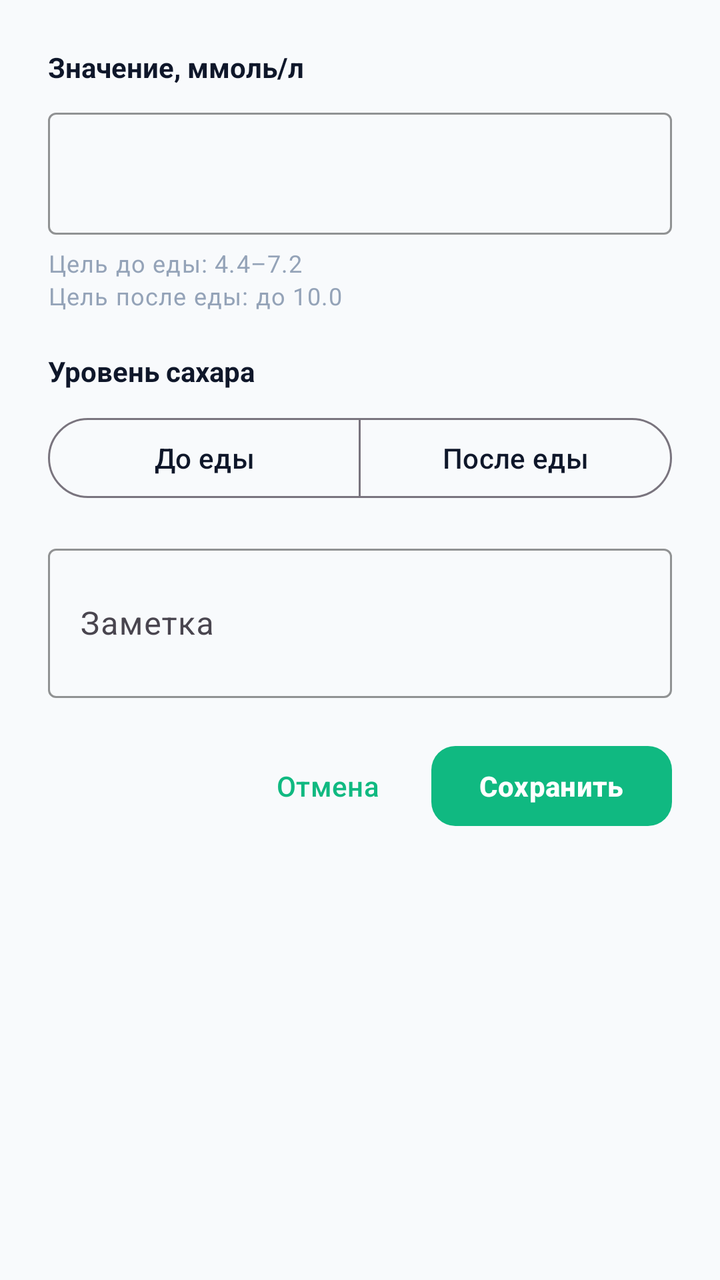
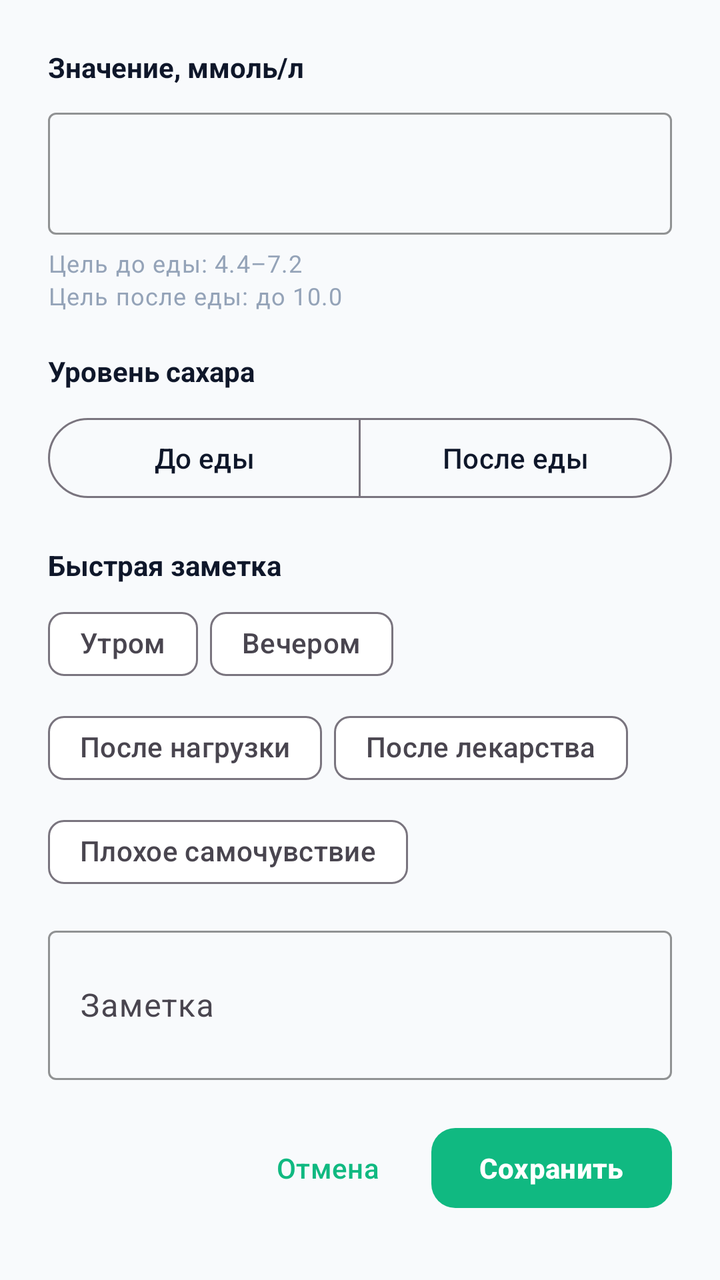

Before-and-after screenshots of an Android layout around one commit, followed by the original layout XML and the change that was made.
<!-- AndroidManifest.xml: application theme Theme.Sugar -->
<!-- res/layout/dialog_add_sugar.xml -->
<?xml version="1.0" encoding="utf-8"?>
<LinearLayout xmlns:android="http://schemas.android.com/apk/res/android"
    xmlns:app="http://schemas.android.com/apk/res-auto"
    android:layout_width="match_parent"
    android:layout_height="wrap_content"
    android:orientation="vertical"
    android:padding="24dp">

    <TextView
        android:layout_width="wrap_content"
        android:layout_height="wrap_content"
        android:text="@string/sugar_value"
        android:textAppearance="@style/TextAppearance.App.Title"
        android:textSize="14sp"
        android:layout_marginBottom="8dp" />

    <com.google.android.material.textfield.TextInputLayout
        style="@style/Widget.Material3.TextInputLayout.OutlinedBox"
        android:layout_width="match_parent"
        android:layout_height="wrap_content"
        app:boxStrokeColor="@color/brand_primary"
        app:hintTextColor="@color/brand_primary"
        app:suffixText="ммоль/л">

        <com.google.android.material.textfield.TextInputEditText
            android:id="@+id/edit_value"
            android:layout_width="match_parent"
            android:layout_height="wrap_content"
            android:inputType="numberDecimal"
            android:maxLength="5"
            android:textSize="20sp"
            android:textStyle="bold" />
    </com.google.android.material.textfield.TextInputLayout>

    <TextView
        android:layout_width="wrap_content"
        android:layout_height="wrap_content"
        android:text="@string/sugar_target_before"
        android:textAppearance="@style/TextAppearance.App.Caption"
        android:layout_marginTop="6dp" />

    <TextView
        android:layout_width="wrap_content"
        android:layout_height="wrap_content"
        android:text="@string/sugar_target_after"
        android:textAppearance="@style/TextAppearance.App.Caption" />

    <TextView
        android:layout_width="wrap_content"
        android:layout_height="wrap_content"
        android:text="@string/sugar_title"
        android:textAppearance="@style/TextAppearance.App.Title"
        android:textSize="14sp"
        android:layout_marginTop="20dp"
        android:layout_marginBottom="10dp" />

    <com.google.android.material.button.MaterialButtonToggleGroup
        android:id="@+id/toggle_meal"
        android:layout_width="match_parent"
        android:layout_height="wrap_content"
        app:singleSelection="true"
        app:selectionRequired="true">

        <com.google.android.material.button.MaterialButton
            android:id="@+id/btn_before_meal"
            style="@style/Widget.Material3.Button.OutlinedButton"
            android:layout_width="0dp"
            android:layout_height="wrap_content"
            android:layout_weight="1"
            android:text="@string/sugar_before_meal" />

        <com.google.android.material.button.MaterialButton
            android:id="@+id/btn_after_meal"
            style="@style/Widget.Material3.Button.OutlinedButton"
            android:layout_width="0dp"
            android:layout_height="wrap_content"
            android:layout_weight="1"
            android:text="@string/sugar_after_meal" />
    </com.google.android.material.button.MaterialButtonToggleGroup>

    <com.google.android.material.textfield.TextInputLayout
        style="@style/Widget.Material3.TextInputLayout.OutlinedBox"
        android:layout_width="match_parent"
        android:layout_height="wrap_content"
        android:layout_marginTop="16dp"
        android:hint="@string/sugar_note"
        app:boxStrokeColor="@color/brand_primary"
        app:hintTextColor="@color/brand_primary">

        <com.google.android.material.textfield.TextInputEditText
            android:id="@+id/edit_note"
            android:layout_width="match_parent"
            android:layout_height="wrap_content"
            android:inputType="textMultiLine|textCapSentences"
            android:minLines="2"
            android:maxLength="200" />
    </com.google.android.material.textfield.TextInputLayout>

    <LinearLayout
        android:layout_width="match_parent"
        android:layout_height="wrap_content"
        android:orientation="horizontal"
        android:gravity="end"
        android:layout_marginTop="20dp">

        <com.google.android.material.button.MaterialButton
            android:id="@+id/btn_cancel"
            style="@style/Widget.App.Button.Text"
            android:layout_width="wrap_content"
            android:layout_height="wrap_content"
            android:text="@string/action_cancel" />

        <com.google.android.material.button.MaterialButton
            android:id="@+id/btn_save"
            style="@style/Widget.App.Button.Primary"
            android:layout_width="wrap_content"
            android:layout_height="wrap_content"
            android:layout_marginStart="8dp"
            android:text="@string/action_save" />
    </LinearLayout>
</LinearLayout>
<!-- resources referenced by this layout -->
<resources>
  <color name="brand_primary">#10B981</color>
  <string name="action_cancel">Отмена</string>
  <string name="action_save">Сохранить</string>
  <string name="sugar_after_meal">После еды</string>
  <string name="sugar_before_meal">До еды</string>
  <string name="sugar_note">Заметка</string>
  <string name="sugar_target_after">Цель после еды: до 10.0</string>
  <string name="sugar_target_before">Цель до еды: 4.4–7.2</string>
  <string name="sugar_title">Уровень сахара</string>
  <string name="sugar_value">Значение, ммоль/л</string>
  <style name="TextAppearance.App.Caption" parent="TextAppearance.Material3.BodySmall">
          <item name="android:textColor">@color/text_muted</item>
      </style>
  <style name="TextAppearance.App.Title" parent="TextAppearance.Material3.TitleLarge">
          <item name="android:textColor">@color/text_primary</item>
          <item name="android:textStyle">bold</item>
      </style>
  <style name="Widget.App.Button.Primary" parent="Widget.Material3.Button">
          <item name="backgroundTint">@color/brand_primary</item>
          <item name="android:textColor">@color/white</item>
          <item name="cornerRadius">12dp</item>
          <item name="android:textStyle">bold</item>
      </style>
  <style name="Widget.App.Button.Text" parent="Widget.Material3.Button.TextButton">
          <item name="cornerRadius">12dp</item>
      </style>
  <style name="Theme.Sugar" parent="Theme.Material3.DayNight.NoActionBar">
          <item name="colorPrimary">@color/brand_primary</item>
          <item name="colorPrimaryVariant">@color/brand_primary_dark</item>
          <item name="colorOnPrimary">@color/white</item>
          <item name="colorSecondary">@color/brand_secondary</item>
          <item name="colorOnSecondary">@color/white</item>
          <item name="android:colorBackground">@color/bg</item>
          <item name="colorSurface">@color/bg_card</item>
          <item name="colorOnSurface">@color/text_primary</item>
          <item name="colorError">@color/brand_danger</item>
          <item name="android:statusBarColor">@color/brand_primary_dark</item>
          <item name="android:windowLightStatusBar" tools:targetApi="m">false</item>
      </style>
  <color name="text_muted">#94A3B8</color>
  <color name="text_primary">#0F172A</color>
  <color name="white">#FFFFFF</color>
  <color name="brand_primary_dark">#047857</color>
  <color name="brand_secondary">#0F766E</color>
  <color name="bg">#F8FAFC</color>
  <color name="bg_card">#FFFFFF</color>
  <color name="brand_danger">#EF4444</color>
</resources>

<!-- the commit's change to res/layout/dialog_add_sugar.xml (unified diff, before → after) -->
@@ -78,11 +78,64 @@
             android:text="@string/sugar_after_meal" />
     </com.google.android.material.button.MaterialButtonToggleGroup>
 
+    <TextView
+        android:layout_width="wrap_content"
+        android:layout_height="wrap_content"
+        android:text="@string/note_quick_title"
+        android:textAppearance="@style/TextAppearance.App.Title"
+        android:textSize="14sp"
+        android:layout_marginTop="20dp"
+        android:layout_marginBottom="6dp" />
+
+    <com.google.android.material.chip.ChipGroup
+        android:id="@+id/chip_group_note"
+        android:layout_width="match_parent"
+        android:layout_height="wrap_content"
+        app:singleSelection="false"
+        app:chipSpacingHorizontal="6dp"
+        app:chipSpacingVertical="4dp">
+
+        <com.google.android.material.chip.Chip
+            android:id="@+id/chip_morning"
+            style="@style/Widget.Material3.Chip.Filter"
+            android:layout_width="wrap_content"
+            android:layout_height="wrap_content"
+            android:text="@string/note_tpl_morning" />
+
+        <com.google.android.material.chip.Chip
+            android:id="@+id/chip_evening"
+            style="@style/Widget.Material3.Chip.Filter"
+            android:layout_width="wrap_content"
+            android:layout_height="wrap_content"
+            android:text="@string/note_tpl_evening" />
+
+        <com.google.android.material.chip.Chip
+            android:id="@+id/chip_after_exercise"
+            style="@style/Widget.Material3.Chip.Filter"
+            android:layout_width="wrap_content"
+            android:layout_height="wrap_content"
+            android:text="@string/note_tpl_after_exercise" />
+
+        <com.google.android.material.chip.Chip
+            android:id="@+id/chip_medication"
+            style="@style/Widget.Material3.Chip.Filter"
+            android:layout_width="wrap_content"
+            android:layout_height="wrap_content"
+            android:text="@string/note_tpl_medication" />
+
+        <com.google.android.material.chip.Chip
+            android:id="@+id/chip_unwell"
+            style="@style/Widget.Material3.Chip.Filter"
+            android:layout_width="wrap_content"
+            android:layout_height="wrap_content"
+            android:text="@string/note_tpl_unwell" />
+    </com.google.android.material.chip.ChipGroup>
+
     <com.google.android.material.textfield.TextInputLayout
         style="@style/Widget.Material3.TextInputLayout.OutlinedBox"
         android:layout_width="match_parent"
         android:layout_height="wrap_content"
-        android:layout_marginTop="16dp"
+        android:layout_marginTop="10dp"
         android:hint="@string/sugar_note"
         app:boxStrokeColor="@color/brand_primary"
         app:hintTextColor="@color/brand_primary">
<!-- resource entries referenced after the edit -->
@@ -3,6 +3,12 @@
   <color name="brand_primary">#10B981</color>
   <string name="action_cancel">Отмена</string>
   <string name="action_save">Сохранить</string>
+  <string name="note_quick_title">Быстрая заметка</string>
+  <string name="note_tpl_after_exercise">После нагрузки</string>
+  <string name="note_tpl_evening">Вечером</string>
+  <string name="note_tpl_medication">После лекарства</string>
+  <string name="note_tpl_morning">Утром</string>
+  <string name="note_tpl_unwell">Плохое самочувствие</string>
   <string name="sugar_after_meal">После еды</string>
   <string name="sugar_before_meal">До еды</string>
   <string name="sugar_note">Заметка</string>
